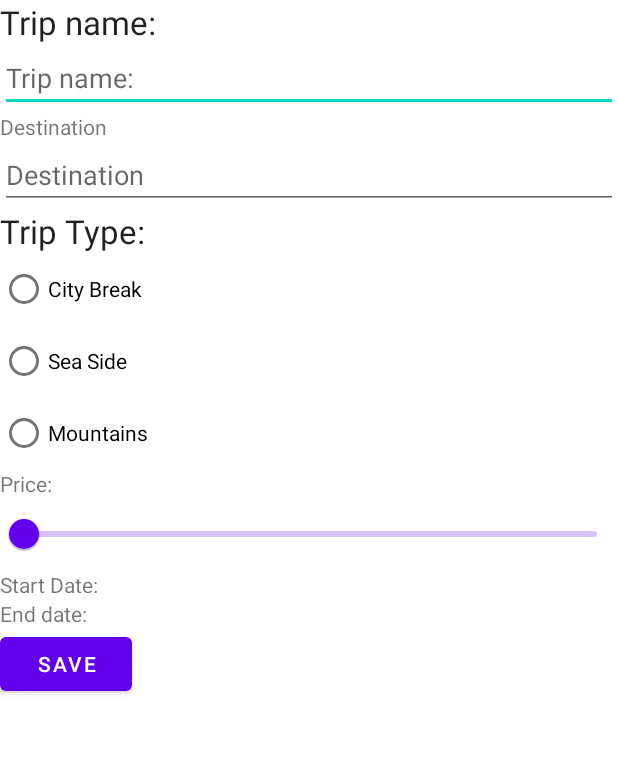
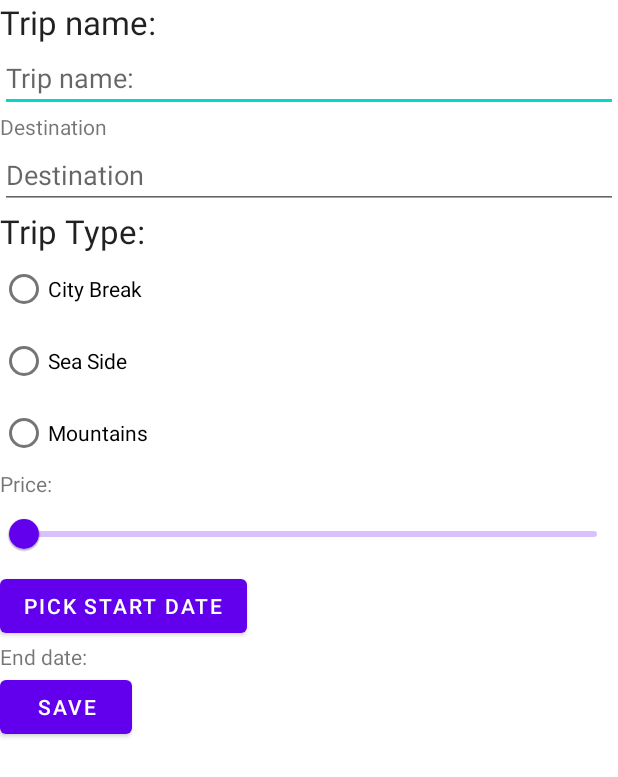
Before and after one commit to kn1ghtfall/Android-Travel-Journal-App, an Android app: the layout activity_add_trip.xml on its own in the app's theme, with its tools: preview values and no code run, on a phone screen of 412 x 824 dp. Shown: the top 777 px of the screen. Run offline under Robolectric (Android 15) with nearby library versions, the light colour scheme and no system bars.

Commit message:
8th commit -> before adding Room Persistence Library

```diff
--- a/app/src/main/AndroidManifest.xml
+++ b/app/src/main/AndroidManifest.xml
@@ -30,6 +30,9 @@
                 <category android:name="android.intent.category.LAUNCHER" />
             </intent-filter>
         </activity>
+        <activity android:name=".addTrip.AddTrip"
+            android:parentActivityName=".MainActivity2">
 
+        </activity>
     </application>
 </manifest>
--- a/app/src/main/java/ro/scoalainformala/traveljournal/SplashScreen.java
+++ b/app/src/main/java/ro/scoalainformala/traveljournal/SplashScreen.java
@@ -19,6 +19,6 @@ public class SplashScreen extends AppCompatActivity {
                 startActivity( new Intent(SplashScreen.this, MainActivity2.class));
                 finish();
             }
-        }, 3000);
+        }, 1000);
     }
 }
--- /dev/null
+++ b/app/src/main/java/ro/scoalainformala/traveljournal/addTrip/AddTrip.java
@@ -0,0 +1,21 @@
+package ro.scoalainformala.traveljournal.addTrip;
+
+import android.os.Bundle;
+import android.view.View;
+
+import androidx.annotation.Nullable;
+import androidx.appcompat.app.AppCompatActivity;
+import androidx.fragment.app.DialogFragment;
+
+import ro.scoalainformala.traveljournal.R;
+
+public class AddTrip extends AppCompatActivity {
+    @Override
+    protected void onCreate(@Nullable @org.jetbrains.annotations.Nullable Bundle savedInstanceState) {
+        super.onCreate(savedInstanceState);
+        setContentView(R.layout.activity_add_trip);
+    }
+
+
+
+}
--- a/app/src/main/java/ro/scoalainformala/traveljournal/ui/trip/Trip.java
+++ b/app/src/main/java/ro/scoalainformala/traveljournal/trip/Trip.java
@@ -1,4 +1,4 @@
-package ro.scoalainformala.traveljournal.ui.trip;
+package ro.scoalainformala.traveljournal.trip;
 
 import androidx.annotation.DrawableRes;
 
--- a/app/src/main/java/ro/scoalainformala/traveljournal/ui/trip/TripSelectedListener.java
+++ b/app/src/main/java/ro/scoalainformala/traveljournal/trip/TripSelectedListener.java
@@ -1,4 +1,4 @@
-package ro.scoalainformala.traveljournal.ui.trip;
+package ro.scoalainformala.traveljournal.trip;
 
 public interface TripSelectedListener {
 
--- a/app/src/main/java/ro/scoalainformala/traveljournal/ui/trip/TripViewHolder.java
+++ b/app/src/main/java/ro/scoalainformala/traveljournal/trip/TripViewHolder.java
@@ -1,4 +1,4 @@
-package ro.scoalainformala.traveljournal.ui.trip;
+package ro.scoalainformala.traveljournal.trip;
 
 import android.view.View;
 import android.widget.CheckBox;
--- a/app/src/main/java/ro/scoalainformala/traveljournal/ui/trip/TripsAdapter.java
+++ b/app/src/main/java/ro/scoalainformala/traveljournal/trip/TripsAdapter.java
@@ -1,4 +1,4 @@
-package ro.scoalainformala.traveljournal.ui.trip;
+package ro.scoalainformala.traveljournal.trip;
 
 import android.view.LayoutInflater;
 import android.view.View;
--- a/app/src/main/java/ro/scoalainformala/traveljournal/ui/trip/TripsDataSource.java
+++ b/app/src/main/java/ro/scoalainformala/traveljournal/trip/TripsDataSource.java
@@ -1,4 +1,4 @@
-package ro.scoalainformala.traveljournal.ui.trip;
+package ro.scoalainformala.traveljournal.trip;
 
 import java.util.ArrayList;
 import java.util.List;
--- a/app/src/main/java/ro/scoalainformala/traveljournal/ui/home/HomeFragment.java
+++ b/app/src/main/java/ro/scoalainformala/traveljournal/ui/home/HomeFragment.java
@@ -10,8 +10,8 @@ import androidx.fragment.app.Fragment;
 import androidx.recyclerview.widget.LinearLayoutManager;
 import androidx.recyclerview.widget.RecyclerView;
 
-import ro.scoalainformala.traveljournal.ui.trip.TripsAdapter;
-import ro.scoalainformala.traveljournal.ui.trip.TripsDataSource;
+import ro.scoalainformala.traveljournal.trip.TripsAdapter;
+import ro.scoalainformala.traveljournal.trip.TripsDataSource;
 import ro.scoalainformala.traveljournal.databinding.FragmentHomeBinding;
 
 public class HomeFragment extends Fragment {
--- a/app/src/main/res/layout/fragment_add_trip.xml
+++ b/app/src/main/res/layout/activity_add_trip.xml
@@ -106,12 +106,11 @@
         android:valueTo="100.0"
         />
 
-    <TextView
+    <Button
         android:layout_width="wrap_content"
         android:layout_height="wrap_content"
-        android:text="Start Date:"/>
-
-
+        android:text="@string/pick_start_date"
+        android:onClick="showDatePickerDialog"/>
     <TextView
         android:layout_width="wrap_content"
         android:layout_height="wrap_content"
--- a/app/src/main/res/layout/app_bar_main.xml
+++ b/app/src/main/res/layout/app_bar_main.xml
@@ -28,6 +28,8 @@
         android:layout_height="wrap_content"
         android:layout_gravity="bottom|end"
         android:layout_margin="@dimen/fab_margin"
-        app:srcCompat="@drawable/ic_baseline_add_24" />
+        app:srcCompat="@drawable/ic_baseline_add_24"
+
+        />
 
 </androidx.coordinatorlayout.widget.CoordinatorLayout>
--- a/app/src/main/res/navigation/mobile_navigation.xml
+++ b/app/src/main/res/navigation/mobile_navigation.xml
@@ -13,10 +13,6 @@
         tools:layout="@layout/fragment_home"
         />
 
-
-
-
-
     <fragment
         android:id="@+id/nav_about_us"
         android:name="ro.scoalainformala.traveljournal.ui.aboutUs.AboutUsFragment"
--- a/app/src/main/res/values/dimens.xml
+++ b/app/src/main/res/values/dimens.xml
@@ -5,4 +5,5 @@
     <dimen name="nav_header_vertical_spacing">8dp</dimen>
     <dimen name="nav_header_height">176dp</dimen>
     <dimen name="fab_margin">16dp</dimen>
+    <dimen name="spacing_large">16dp</dimen>
 </resources>
--- a/app/src/main/res/values/strings.xml
+++ b/app/src/main/res/values/strings.xml
@@ -35,5 +35,6 @@
     <string name="sea_side">Sea Side</string>
     <string name="mountains">Mountains</string>
     <string name="trip_type">Trip Type:</string>
+    <string name="pick_start_date">Pick start date</string>
 
 </resources>
```
Also changed, not shown: app/src/main/java/ro/scoalainformala/traveljournal/MainActivity2.java (+12 -4 lines), app/src/main/java/ro/scoalainformala/traveljournal/ui/aboutUs/AboutUsFragment.java (+1 -7 lines), app/src/main/java/ro/scoalainformala/traveljournal/ui/aboutUs/DatePickerFragment.java (deleted, +0 -23 lines).
